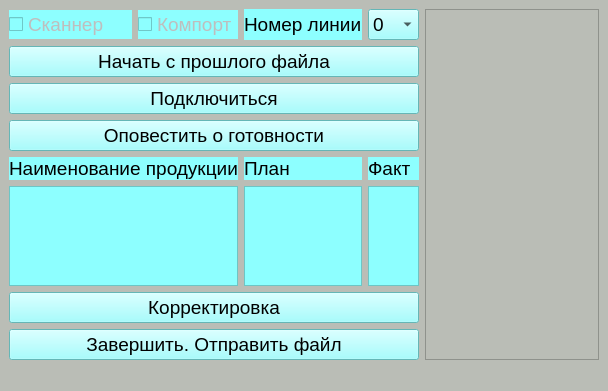
The window that untitled.ui (avovana/slave_controller) describes before a commit, drawn with Qt 5.
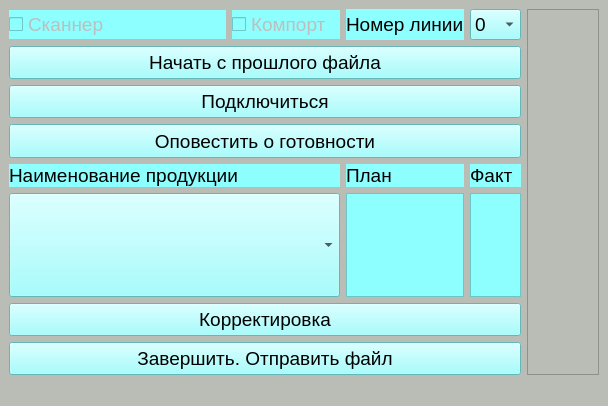
The same window after the commit.

Commit message: Intermediate step of implementing new protocol and UI behaviour

```diff
--- a/untitled.ui
+++ b/untitled.ui
@@ -7,7 +7,7 @@
     <x>0</x>
     <y>0</y>
     <width>608</width>
-    <height>309</height>
+    <height>406</height>
    </rect>
   </property>
   <property name="windowTitle">
@@ -144,39 +144,6 @@
       </property>
      </widget>
     </item>
-    <item row="5" column="0" colspan="3">
-     <widget class="QLabel" name="name_label">
-      <property name="sizePolicy">
-       <sizepolicy hsizetype="Preferred" vsizetype="Expanding">
-        <horstretch>0</horstretch>
-        <verstretch>0</verstretch>
-       </sizepolicy>
-      </property>
-      <property name="font">
-       <font>
-        <pointsize>20</pointsize>
-       </font>
-      </property>
-      <property name="styleSheet">
-       <string notr="true">background-color: rgb(141, 255, 255);</string>
-      </property>
-      <property name="frameShape">
-       <enum>QFrame::StyledPanel</enum>
-      </property>
-      <property name="frameShadow">
-       <enum>QFrame::Raised</enum>
-      </property>
-      <property name="lineWidth">
-       <number>5</number>
-      </property>
-      <property name="midLineWidth">
-       <number>5</number>
-      </property>
-      <property name="text">
-       <string/>
-      </property>
-     </widget>
-    </item>
     <item row="1" column="0" colspan="5">
      <widget class="QPushButton" name="choose_file_pushbutton">
       <property name="sizePolicy">
@@ -787,6 +754,24 @@
       </property>
      </widget>
     </item>
+    <item row="5" column="0" colspan="3">
+     <widget class="QComboBox" name="name_combobox">
+      <property name="sizePolicy">
+       <sizepolicy hsizetype="Preferred" vsizetype="Expanding">
+        <horstretch>0</horstretch>
+        <verstretch>0</verstretch>
+       </sizepolicy>
+      </property>
+      <property name="font">
+       <font>
+        <pointsize>64</pointsize>
+       </font>
+      </property>
+      <property name="styleSheet">
+       <string notr="true">background-color: rgb(141, 255, 255);</string>
+      </property>
+     </widget>
+    </item>
    </layout>
   </widget>
   <widget class="QMenuBar" name="menubar">
```
The commit also changes 3 other files.
